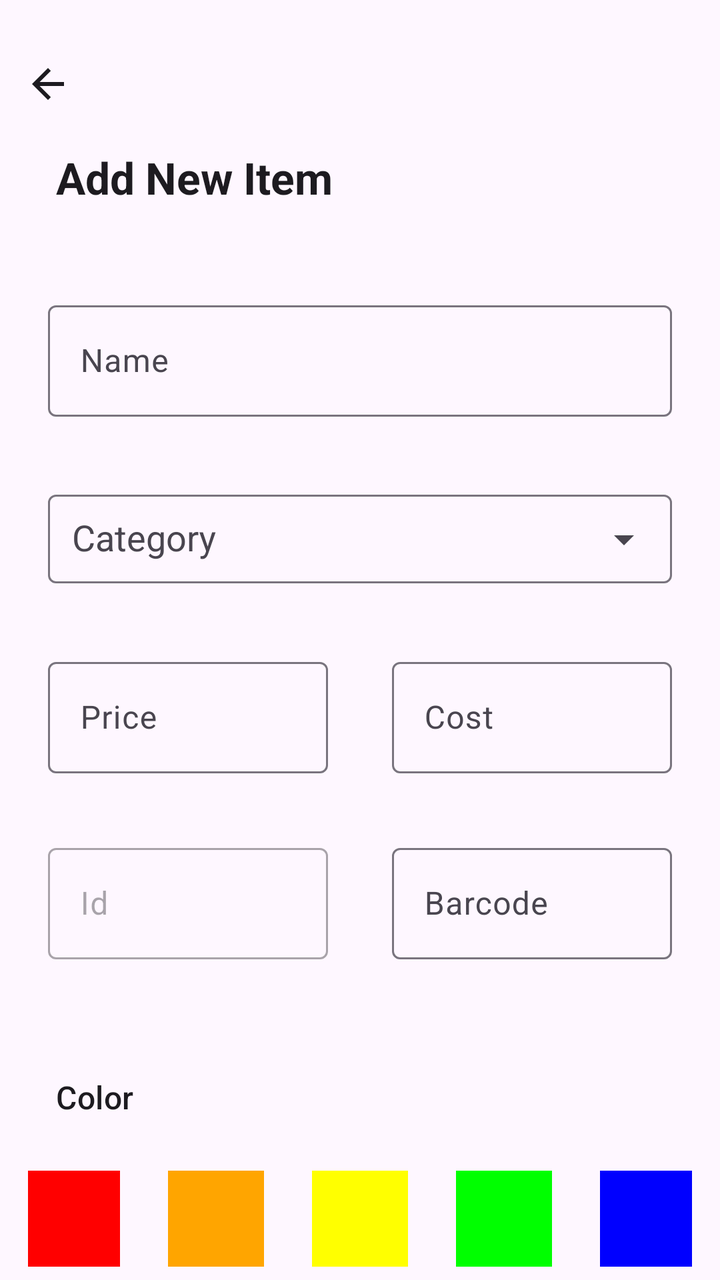
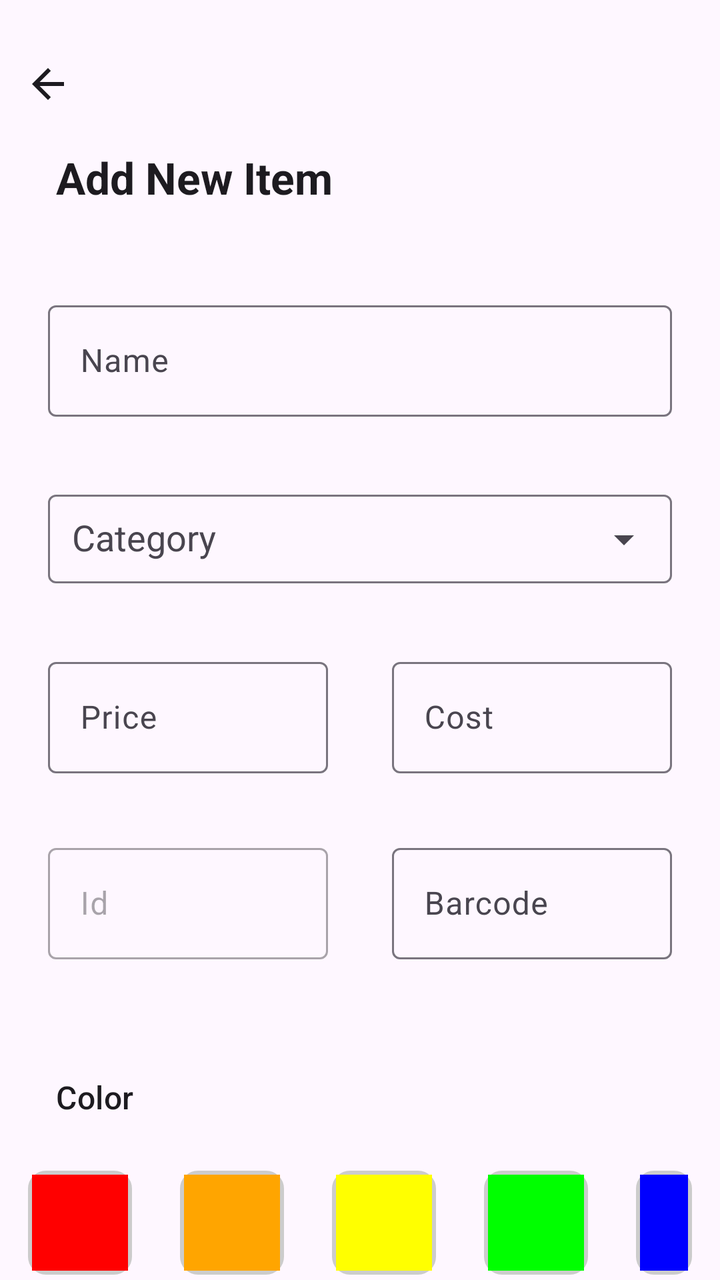

Screens rendered from an Android XML layout before and after an edit, with the pre-edit source and the edit as a unified diff.
<!-- AndroidManifest.xml: application theme Theme.Bossku -->
<!-- res/layout/fragment_base_manage_item.xml -->
<?xml version="1.0" encoding="utf-8"?>
<LinearLayout xmlns:android="http://schemas.android.com/apk/res/android"
    xmlns:tools="http://schemas.android.com/tools"
    android:layout_width="match_parent"
    android:layout_height="match_parent"
    xmlns:app="http://schemas.android.com/apk/res-auto"
    android:orientation="vertical"
    tools:context=".ui.manage.base.BaseManageItemFragment">

    
    <LinearLayout
        android:id="@+id/llHeader"
        android:layout_width="match_parent"
        android:layout_height="wrap_content"
        android:orientation="vertical"
        android:paddingStart="@dimen/m"
        android:paddingEnd="@dimen/m"
        android:paddingTop="@dimen/xl"
        android:paddingBottom="@dimen/s">

        <ImageButton
            android:id="@+id/ibBack"
            android:layout_width="wrap_content"
            android:layout_height="wrap_content"
            android:paddingTop="@dimen/l"
            android:background="?attr/selectableItemBackgroundBorderless"
            app:tint="?attr/colorOnSurface"
            android:src="@drawable/ic_back" />

        <TextView
            android:id="@+id/tvHeader"
            android:layout_width="match_parent"
            android:layout_height="wrap_content"
            android:paddingTop="@dimen/xxl"
            android:paddingStart="@dimen/xl"
            android:text="@string/add_new_item"
            android:textStyle="bold"
            style="@style/TextAppearance.Material3.TitleLarge" />

    </LinearLayout>

    
    <LinearLayout
        android:id="@+id/formContainer"
        android:layout_width="match_parent"
        android:layout_height="0dp"
        android:layout_weight="1"
        android:orientation="vertical"
        android:paddingStart="@dimen/l"
        android:paddingTop="@dimen/m"
        android:paddingEnd="@dimen/l">

        
        <com.google.android.material.textfield.TextInputLayout
            android:id="@+id/tfName"
            android:layout_width="match_parent"
            android:layout_height="wrap_content"
            android:layout_marginTop="@dimen/m"
            android:hint="@string/name"
            android:padding="@dimen/s">

            <com.google.android.material.textfield.TextInputEditText
                android:id="@+id/etName"
                android:layout_width="match_parent"
                android:layout_height="wrap_content"
                android:maxLength="45"
                android:maxLines="1" />

        </com.google.android.material.textfield.TextInputLayout>

        
        <com.google.android.material.textfield.TextInputLayout
            android:id="@+id/tfCategory"
            android:layout_width="match_parent"
            android:layout_height="wrap_content"
            android:layout_marginTop="@dimen/m"
            android:hint="@string/category"
            app:endIconMode="dropdown_menu"
            android:padding="@dimen/s">

            <AutoCompleteTextView
                android:id="@+id/acCategory"
                android:layout_width="match_parent"
                android:layout_height="wrap_content"
                android:inputType="none"
                android:maxLines="1"
                android:paddingStart="@dimen/m"
                android:paddingTop="@dimen/s"
                android:paddingEnd="@dimen/m"
                android:paddingBottom="@dimen/s"/>

        </com.google.android.material.textfield.TextInputLayout>

        
        <LinearLayout
            android:layout_width="match_parent"
            android:layout_height="wrap_content"
            android:layout_marginTop="@dimen/m"
            android:orientation="horizontal">

            <com.google.android.material.textfield.TextInputLayout
                android:id="@+id/tfPrice"
                android:layout_width="0dp"
                android:layout_height="wrap_content"
                android:layout_weight="1"
                android:hint="@string/price"
                android:padding="@dimen/s">

                <com.google.android.material.textfield.TextInputEditText
                    android:id="@+id/etPrice"
                    android:layout_width="match_parent"
                    android:layout_height="wrap_content"
                    android:inputType="numberDecimal"
                    android:maxLength="10"
                    android:maxLines="1" />

            </com.google.android.material.textfield.TextInputLayout>

            <Space
                android:layout_width="@dimen/m"
                android:layout_height="wrap_content" />

            
            <com.google.android.material.textfield.TextInputLayout
                android:id="@+id/tfCost"
                android:layout_width="0dp"
                android:layout_height="wrap_content"
                android:layout_weight="1"
                android:hint="@string/cost"
                android:padding="@dimen/s">

                <com.google.android.material.textfield.TextInputEditText
                    android:id="@+id/etCost"
                    android:layout_width="match_parent"
                    android:layout_height="wrap_content"
                    android:inputType="numberDecimal"
                    android:maxLength="10"
                    android:maxLines="1" />

            </com.google.android.material.textfield.TextInputLayout>

        </LinearLayout>

        
        <LinearLayout
            android:layout_width="match_parent"
            android:layout_height="wrap_content"
            android:layout_marginTop="@dimen/m"
            android:orientation="horizontal">

            <com.google.android.material.textfield.TextInputLayout
                android:id="@+id/tfId"
                android:layout_width="0dp"
                android:layout_height="wrap_content"
                android:layout_weight="1"
                android:hint="@string/id"
                android:padding="@dimen/s"
                android:enabled="false">

                <com.google.android.material.textfield.TextInputEditText
                    android:id="@+id/etId"
                    android:layout_width="match_parent"
                    android:layout_height="wrap_content"
                    android:enabled="false" />

            </com.google.android.material.textfield.TextInputLayout>

            <Space
                android:layout_width="@dimen/m"
                android:layout_height="wrap_content" />

            
            <com.google.android.material.textfield.TextInputLayout
                android:id="@+id/tfBarcode"
                android:layout_width="0dp"
                android:layout_height="wrap_content"
                android:layout_weight="1"
                android:hint="@string/barcode"
                android:padding="@dimen/s">

                <com.google.android.material.textfield.TextInputEditText
                    android:id="@+id/etBarcode"
                    android:layout_width="match_parent"
                    android:layout_height="wrap_content"
                    android:inputType="text"
                    android:maxLength="20"
                    android:maxLines="1" />

            </com.google.android.material.textfield.TextInputLayout>

        </LinearLayout>

        <TextView
            android:layout_width="match_parent"
            android:layout_height="wrap_content"
            android:text="@string/color"
            android:layout_marginTop="@dimen/xxxxxl"
            android:paddingStart="@dimen/l"
            style="@style/TextAppearance.Material3.TitleMedium"/>

        
        <LinearLayout
            android:id="@+id/colorContainer"
            android:layout_width="match_parent"
            android:layout_height="wrap_content"
            android:layout_marginTop="@dimen/xl"
            android:gravity="center"
            android:orientation="horizontal"
            android:paddingTop="@dimen/s">

            <View
                android:id="@+id/c1"
                android:layout_width="@dimen/xxxxxl"
                android:layout_height="@dimen/xxxxxl"
                android:background="@color/red" />

            <Space
                android:layout_width="@dimen/xxxl"
                android:layout_height="wrap_content" />

            <View
                android:id="@+id/c2"
                android:layout_width="@dimen/xxxxxl"
                android:layout_height="@dimen/xxxxxl"
                android:background="@color/orange" />

            <Space
                android:layout_width="@dimen/xxxl"
                android:layout_height="wrap_content" />

            <View
                android:id="@+id/c3"
                android:layout_width="@dimen/xxxxxl"
                android:layout_height="@dimen/xxxxxl"
                android:background="@color/yellow" />

            <Space
                android:layout_width="@dimen/xxxl"
                android:layout_height="wrap_content" />

            <View
                android:id="@+id/c4"
                android:layout_width="@dimen/xxxxxl"
                android:layout_height="@dimen/xxxxxl"
                android:background="@color/green" />

            <Space
                android:layout_width="@dimen/xxxl"
                android:layout_height="wrap_content" />

            <View
                android:id="@+id/c5"
                android:layout_width="@dimen/xxxxxl"
                android:layout_height="@dimen/xxxxxl"
                android:background="@color/blue" />

        </LinearLayout>

        
        <LinearLayout
            android:layout_width="match_parent"
            android:layout_height="wrap_content"
            android:layout_marginTop="@dimen/xxxxl"
            android:orientation="horizontal"
            android:gravity="center">

            
            <com.google.android.material.button.MaterialButton
                android:id="@+id/mbSave"
                android:layout_width="0dp"
                android:layout_height="wrap_content"
                android:layout_weight="1"
                android:text="@string/save"
                android:textColor="@color/white"
                app:backgroundTint="@color/blue" />

            <Space
                android:layout_width="@dimen/m"
                android:layout_height="wrap_content" />

            
            <com.google.android.material.button.MaterialButton
                android:id="@+id/mbDelete"
                android:layout_width="0dp"
                android:layout_height="wrap_content"
                android:layout_weight="1"
                android:text="@string/delete"
                android:textColor="@color/white"
                app:backgroundTint="@color/red" />

        </LinearLayout>

    </LinearLayout>

</LinearLayout>
<!-- resources referenced by this layout -->
<resources>
  <color name="blue">#FF0000FF</color>
  <color name="green">#FF00FF00</color>
  <color name="orange">#FFFFA500</color>
  <color name="red">#FFFF0000</color>
  <color name="white">#FFFFFFFF</color>
  <color name="yellow">#FFFFFF00</color>
  <dimen name="l">14dp</dimen>
  <dimen name="m">12dp</dimen>
  <dimen name="s">10dp</dimen>
  <dimen name="xl">16dp</dimen>
  <dimen name="xxl">20dp</dimen>
  <dimen name="xxxl">24dp</dimen>
  <dimen name="xxxxl">32dp</dimen>
  <dimen name="xxxxxl">48dp</dimen>
  <!-- drawable ic_back (drawable) -->
  <vector xmlns:android="http://schemas.android.com/apk/res/android" android:autoMirrored="true" android:height="24dp" android:tint="#000000" android:viewportHeight="24" android:viewportWidth="24" android:width="24dp">
        
      <path android:fillColor="@android:color/white" android:pathData="M20,11H7.83l5.59,-5.59L12,4l-8,8 8,8 1.41,-1.41L7.83,13H20v-2z"/>
      
  </vector>
  <string name="add_new_item">Add New Item</string>
  <string name="barcode">Barcode</string>
  <string name="category">Category</string>
  <string name="color">Color</string>
  <string name="cost">Cost</string>
  <string name="delete">Delete</string>
  <string name="id">Id</string>
  <string name="name">Name</string>
  <string name="price">Price</string>
  <string name="save">Save</string>
  <style name="Theme.Bossku" parent="Base.Theme.Bossku" />
  <style name="Base.Theme.Bossku" parent="Theme.Material3.DayNight.NoActionBar">
          
          
      </style>
</resources>

<!-- the commit's change to res/layout/fragment_base_manage_item.xml (unified diff, before → after) -->
@@ -208,53 +208,103 @@
             android:orientation="horizontal"
             android:paddingTop="@dimen/s">
 
-            <View
-                android:id="@+id/c1"
-                android:layout_width="@dimen/xxxxxl"
-                android:layout_height="@dimen/xxxxxl"
-                android:background="@color/red" />
+            <FrameLayout
+                android:id="@+id/border1"
+                android:layout_width="wrap_content"
+                android:layout_height="wrap_content"
+                android:background="@drawable/color_selector_unselected"
+                android:padding="2dp">
+
+                <View
+                    android:id="@+id/c1"
+                    android:layout_width="@dimen/xxxxxl"
+                    android:layout_height="@dimen/xxxxxl"
+                    android:background="@color/red" />
+            </FrameLayout>
 
             <Space
                 android:layout_width="@dimen/xxxl"
                 android:layout_height="wrap_content" />
 
-            <View
-                android:id="@+id/c2"
-                android:layout_width="@dimen/xxxxxl"
-                android:layout_height="@dimen/xxxxxl"
-                android:background="@color/orange" />
+            <FrameLayout
+                android:id="@+id/border2"
+                android:layout_width="wrap_content"
+                android:layout_height="wrap_content"
+                android:background="@drawable/color_selector_unselected"
+                android:padding="2dp">
+
+                <View
+                    android:id="@+id/c2"
+                    android:layout_width="@dimen/xxxxxl"
+                    android:layout_height="@dimen/xxxxxl"
+                    android:background="@color/orange" />
+            </FrameLayout>
 
             <Space
                 android:layout_width="@dimen/xxxl"
                 android:layout_height="wrap_content" />
 
-            <View
-                android:id="@+id/c3"
-                android:layout_width="@dimen/xxxxxl"
-                android:layout_height="@dimen/xxxxxl"
-                android:background="@color/yellow" />
+            <FrameLayout
+                android:id="@+id/border3"
+                android:layout_width="wrap_content"
+                android:layout_height="wrap_content"
+                android:background="@drawable/color_selector_unselected"
+                android:padding="2dp">
+
+                <View
+                    android:id="@+id/c3"
+                    android:layout_width="@dimen/xxxxxl"
+                    android:layout_height="@dimen/xxxxxl"
+                    android:background="@color/yellow" />
+            </FrameLayout>
 
             <Space
                 android:layout_width="@dimen/xxxl"
                 android:layout_height="wrap_content" />
 
-            <View
-                android:id="@+id/c4"
-                android:layout_width="@dimen/xxxxxl"
-                android:layout_height="@dimen/xxxxxl"
-                android:background="@color/green" />
+            <FrameLayout
+                android:id="@+id/border4"
+                android:layout_width="wrap_content"
+                android:layout_height="wrap_content"
+                android:background="@drawable/color_selector_unselected"
+                android:padding="2dp">
+
+                <View
+                    android:id="@+id/c4"
+                    android:layout_width="@dimen/xxxxxl"
+                    android:layout_height="@dimen/xxxxxl"
+                    android:background="@color/green" />
+            </FrameLayout>
 
             <Space
                 android:layout_width="@dimen/xxxl"
                 android:layout_height="wrap_content" />
 
-            <View
-                android:id="@+id/c5"
-                android:layout_width="@dimen/xxxxxl"
-                android:layout_height="@dimen/xxxxxl"
-                android:background="@color/blue" />
+            <FrameLayout
+                android:id="@+id/border5"
+                android:layout_width="wrap_content"
+                android:layout_height="wrap_content"
+                android:background="@drawable/color_selector_unselected"
+                android:padding="2dp">
+
+                <View
+                    android:id="@+id/c5"
+                    android:layout_width="@dimen/xxxxxl"
+                    android:layout_height="@dimen/xxxxxl"
+                    android:background="@color/blue" />
+            </FrameLayout>
 
         </LinearLayout>
+
+        
+        <com.google.android.material.button.MaterialButton
+            android:id="@+id/btnResetColor"
+            android:layout_width="wrap_content"
+            android:layout_height="wrap_content"
+            android:layout_gravity="center"
+            android:layout_marginTop="@dimen/m"
+            android:text="@string/reset_color"
+            style="@style/Widget.Material3.Button.TextButton" />
 
         
         <LinearLayout
<!-- resource entries referenced after the edit -->
@@ -14,6 +14,15 @@
   <dimen name="xxxl">24dp</dimen>
   <dimen name="xxxxl">32dp</dimen>
   <dimen name="xxxxxl">48dp</dimen>
+  <!-- drawable color_selector_unselected (drawable) -->
+  <?xml version="1.0" encoding="utf-8"?>
+  <shape xmlns:android="http://schemas.android.com/apk/res/android"
+      android:shape="rectangle">
+      <corners android:radius="8dp" />
+      <stroke
+          android:width="2dp"
+          android:color="#CCCCCC" />
+  </shape>
   <!-- drawable ic_back (drawable) -->
   <vector xmlns:android="http://schemas.android.com/apk/res/android" android:autoMirrored="true" android:height="24dp" android:tint="#000000" android:viewportHeight="24" android:viewportWidth="24" android:width="24dp">
         
@@ -29,6 +38,7 @@
   <string name="id">Id</string>
   <string name="name">Name</string>
   <string name="price">Price</string>
+  <string name="reset_color">Reset to Default</string>
   <string name="save">Save</string>
   <style name="Theme.Bossku" parent="Base.Theme.Bossku" />
   <style name="Base.Theme.Bossku" parent="Theme.Material3.DayNight.NoActionBar">
